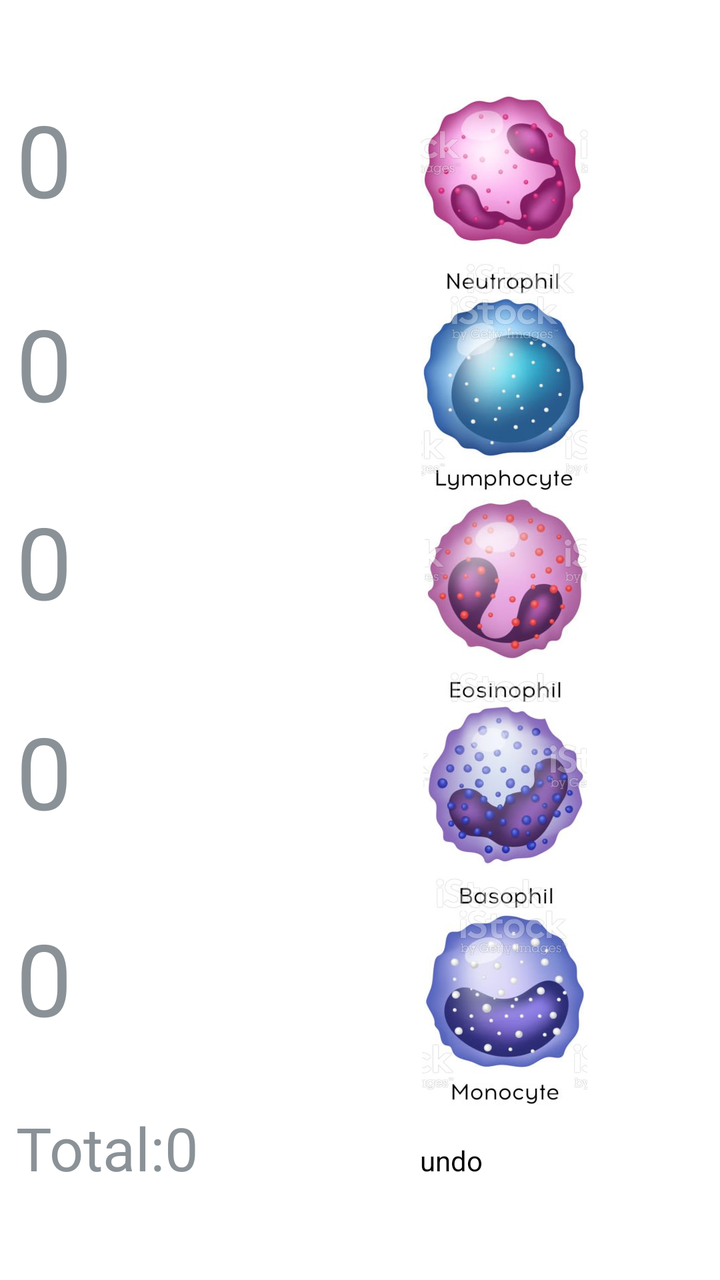
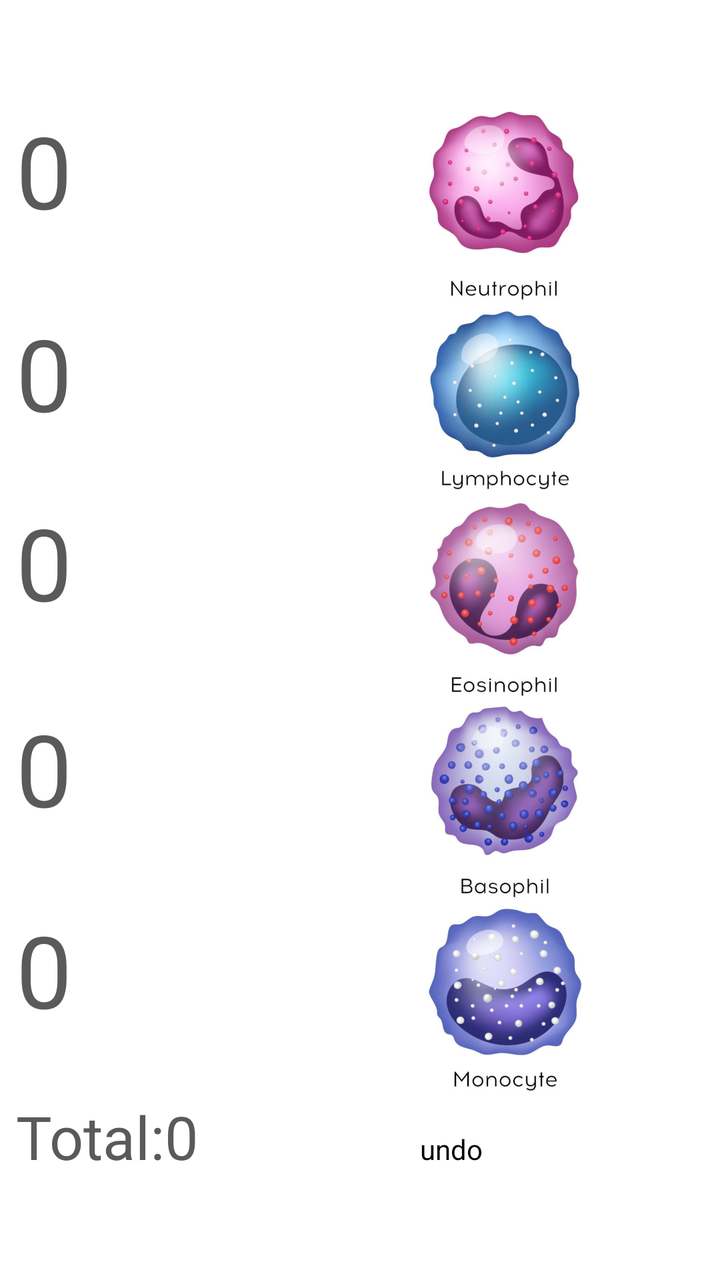

The first picture is an Android layout as it rendered before a commit; the second is the same layout after the commit. The layout source and the unified diff follow.
<!-- AndroidManifest.xml: application theme android:Theme.DeviceDefault -->
<!-- res/layout/main.xml -->
<LinearLayout xmlns:android="http://schemas.android.com/apk/res/android"
    android:layout_width="match_parent"
    android:layout_height="match_parent"
    android:gravity="center"
    android:orientation="vertical"
    android:background="@android:color/white"
    android:padding="8dp">
    
    <LinearLayout
      android:layout_width="match_parent"
      android:layout_height="wrap_content"
      android:orientation="horizontal"
      android:weightSum="2">
      
      <TextView
          android:id="@+id/neutrophilTotal"
          android:layout_width="wrap_content"
          android:layout_height="wrap_content"
          android:text="0"
          android:textSize="50dp"
          android:layout_weight="1"/>
          
      
      <ImageView
          android:id="@+id/neutrophil"
          android:layout_width="wrap_content"
          android:layout_height="wrap_content"
          android:src="@drawable/neutrophil"
          android:layout_weight="1"/>
      
    </LinearLayout>
    
    <LinearLayout
      android:layout_width="match_parent"
      android:layout_height="wrap_content"
      android:orientation="horizontal"
      android:weightSum="2">
      
      <TextView
          android:id="@+id/lymphoTotal"
          android:layout_width="wrap_content"
          android:layout_height="wrap_content"
          android:text="0"
          android:textSize="50dp" 
          android:layout_weight="1"/>
      
      <ImageView
          android:id="@+id/lympho"
          android:layout_width="wrap_content"
          android:layout_height="wrap_content"
          android:src="@drawable/lympho"
          android:layout_weight="1"/>
          
      
    </LinearLayout>
    
    <LinearLayout
      android:layout_width="match_parent"
      android:layout_height="wrap_content"
      android:orientation="horizontal"
      android:weightSum="2">
      
      <TextView
          android:id="@+id/eosinoTotal"
          android:layout_width="wrap_content"
          android:layout_height="wrap_content"
          android:text="0"
          android:textSize="50dp" 
          android:layout_weight="1"/>
      
      <ImageView
          android:id="@+id/eosino"
          android:layout_width="wrap_content"
          android:layout_height="wrap_content"
          android:src="@drawable/eosino"
          android:layout_weight="1" />
          
    </LinearLayout>
    
    <LinearLayout
      android:layout_width="match_parent"
      android:layout_height="wrap_content"
      android:orientation="horizontal"
      android:weightSum="2">
      
      <TextView
          android:id="@+id/basoTotal"
          android:layout_width="wrap_content"
          android:layout_height="wrap_content"
          android:text="0"
          android:textSize="50dp" 
          android:layout_weight="1"/>
      
      <ImageView
          android:id="@+id/baso"
          android:layout_width="wrap_content"
          android:layout_height="wrap_content"
          android:src="@drawable/baso"
          android:layout_weight="1"/>
      
    </LinearLayout>
    
    <LinearLayout
      android:layout_width="match_parent"
      android:layout_height="wrap_content"
      android:orientation="horizontal"
      android:weightSum="2">
      
      <TextView
          android:id="@+id/monoTotal"
          android:layout_width="wrap_content"
          android:layout_height="wrap_content"
          android:text="0"
          android:textSize="50dp" 
          android:layout_weight="1"/>
      
      <ImageView
          android:id="@+id/mono"
          android:layout_width="wrap_content"
          android:layout_height="wrap_content"
          android:src="@drawable/mono"
          android:layout_weight="1"/>
      
    </LinearLayout>
    
    <LinearLayout
      android:layout_width="match_parent"
      android:layout_height="wrap_content"
      android:orientation="horizontal"
      android:weightSum="2">
      
      <TextView
          android:id="@+id/total"
          android:layout_width="wrap_content"
          android:layout_height="wrap_content"
          android:text="Total:0"
          android:textSize="30dp"
          android:layout_weight="1"/>
          
      <Button
          android:id="@+id/undoBtn"
          android:layout_width="wrap_content"
          android:layout_height="wrap_content"
          android:text="undo"
          android:textColor="#070404"
          android:layout_weight="1"/>
          
    </LinearLayout>

</LinearLayout>
<!-- resources referenced by this layout -->
<resources>
  <!-- drawable baso: png bitmap (drawable-nodpi, 84753 bytes) -->
  <!-- drawable eosino: png bitmap (drawable-nodpi, 80942 bytes) -->
  <!-- drawable lympho: png bitmap (drawable-nodpi, 83522 bytes) -->
  <!-- drawable mono: png bitmap (drawable-nodpi, 84716 bytes) -->
  <!-- drawable neutrophil: png bitmap (drawable-nodpi, 76085 bytes) -->
</resources>

<!-- the commit's change to res/layout/main.xml (unified diff, before → after) -->
@@ -18,7 +18,8 @@
           android:layout_height="wrap_content"
           android:text="0"
           android:textSize="50dp"
-          android:layout_weight="1"/>
+          android:layout_weight="1"
+          android:textColor="#5a595b"/>
           
       
       <ImageView
@@ -42,7 +43,8 @@
           android:layout_height="wrap_content"
           android:text="0"
           android:textSize="50dp" 
-          android:layout_weight="1"/>
+          android:layout_weight="1"
+          android:textColor="#5a595b"/>
       
       <ImageView
           android:id="@+id/lympho"
@@ -66,7 +68,8 @@
           android:layout_height="wrap_content"
           android:text="0"
           android:textSize="50dp" 
-          android:layout_weight="1"/>
+          android:layout_weight="1"
+          android:textColor="#5a595b"/>
       
       <ImageView
           android:id="@+id/eosino"
@@ -89,7 +92,8 @@
           android:layout_height="wrap_content"
           android:text="0"
           android:textSize="50dp" 
-          android:layout_weight="1"/>
+          android:layout_weight="1"
+          android:textColor="#5a595b"/>
       
       <ImageView
           android:id="@+id/baso"
@@ -112,7 +116,8 @@
           android:layout_height="wrap_content"
           android:text="0"
           android:textSize="50dp" 
-          android:layout_weight="1"/>
+          android:layout_weight="1"
+          android:textColor="#5a595b"/>
       
       <ImageView
           android:id="@+id/mono"
@@ -135,7 +140,8 @@
           android:layout_height="wrap_content"
           android:text="Total:0"
           android:textSize="30dp"
-          android:layout_weight="1"/>
+          android:layout_weight="1"
+          android:textColor="#5a595b"/>
           
       <Button
           android:id="@+id/undoBtn"
<!-- resource entries referenced after the edit -->
@@ -1,9 +1,9 @@
 <!-- resources referenced by this layout -->
 <resources>
-  <!-- drawable baso: png bitmap (drawable-nodpi, 84753 bytes) -->
-  <!-- drawable eosino: png bitmap (drawable-nodpi, 80942 bytes) -->
-  <!-- drawable lympho: png bitmap (drawable-nodpi, 83522 bytes) -->
-  <!-- drawable mono: png bitmap (drawable-nodpi, 84716 bytes) -->
-  <!-- drawable neutrophil: png bitmap (drawable-nodpi, 76085 bytes) -->
+  <!-- drawable baso: png bitmap (drawable-nodpi, 68384 bytes) -->
+  <!-- drawable eosino: png bitmap (drawable-nodpi, 63413 bytes) -->
+  <!-- drawable lympho: png bitmap (drawable-nodpi, 60091 bytes) -->
+  <!-- drawable mono: png bitmap (drawable-nodpi, 64702 bytes) -->
+  <!-- drawable neutrophil: png bitmap (drawable-nodpi, 60200 bytes) -->
 </resources>
 
